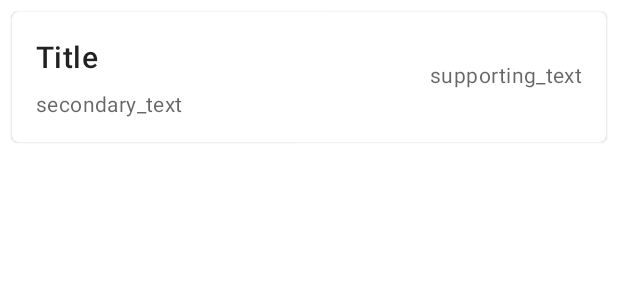
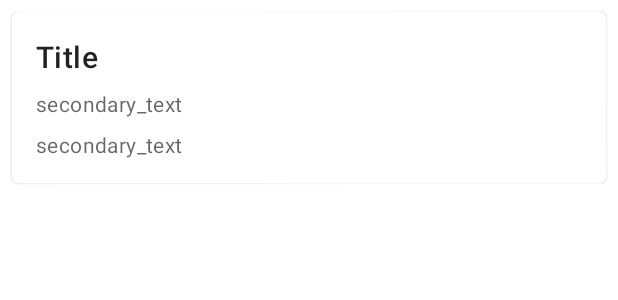
Before and after one commit to HugoISEP/MyCryptoWallet, an Android app: the layout trade_card_item.xml on its own in the app's theme, with its tools: preview values and no code run, on a phone screen of 412 x 824 dp. Shown: the top 300 px of the screen. Run offline under Robolectric (Android 15) with nearby library versions, the phone set to English and light mode, and no system bars.

```diff
--- a/app/src/main/java/com/example/mycryptowallet/ui/trading/TradeRecyclerAdapter.kt
+++ b/app/src/main/java/com/example/mycryptowallet/ui/trading/TradeRecyclerAdapter.kt
@@ -8,6 +8,8 @@ import android.widget.TextView
 import androidx.recyclerview.widget.RecyclerView
 import com.example.mycryptowallet.R
 import com.example.mycryptowallet.model.CryptoOrder
+import java.text.SimpleDateFormat
+import java.util.*
 
 
 class TradeRecyclerAdapter(private val dataSet: List<Pair<CryptoOrder, CryptoOrder>>): RecyclerView.Adapter<TradeRecyclerAdapter.ViewHolder>() {
@@ -27,6 +29,9 @@ class TradeRecyclerAdapter(private val dataSet: List<Pair<CryptoOrder, CryptoOrd
             dataSet[position].first.filledSize,
             dataSet[position].first.market.split("/USD")[0])
 
+        val sdf = SimpleDateFormat("dd/MM/yyyy hh:mm", Locale.FRANCE)
+        holder.itemDateText.text = sdf.format(dataSet[position].second?.createdAt)
+
         val diffPrice = dataSet[position].first.filledSize * (dataSet[position].second.avgFillPrice!! - dataSet[position].first.avgFillPrice!!)
         holder.itemSupportingText.text = String.format("%.2f USD", diffPrice)
         holder.itemSupportingText.setTextColor(if (diffPrice > 0) Color.GREEN else Color.RED)
@@ -38,5 +43,6 @@ class TradeRecyclerAdapter(private val dataSet: List<Pair<CryptoOrder, CryptoOrd
         var itemTitle: TextView = itemView.findViewById(R.id.title)
         var itemSecondaryText: TextView = itemView.findViewById(R.id.secondaryText)
         var itemSupportingText: TextView = itemView.findViewById(R.id.supportingText)
+        var itemDateText: TextView = itemView.findViewById(R.id.date)
     }
 }
--- a/app/src/main/res/layout/trade_card_item.xml
+++ b/app/src/main/res/layout/trade_card_item.xml
@@ -5,7 +5,6 @@
     android:layout_width="match_parent"
     android:layout_height="wrap_content"
     android:layout_margin="8dp">
-
 
     <RelativeLayout
         android:layout_width="match_parent"
@@ -15,8 +14,8 @@
         <LinearLayout
             android:layout_width="match_parent"
             android:layout_height="wrap_content"
+            android:layout_alignParentLeft="true"
             android:orientation="vertical"
-            android:layout_alignParentLeft="true"
             android:padding="16dp">
 
             <TextView
@@ -24,8 +23,8 @@
                 android:layout_width="wrap_content"
                 android:layout_height="wrap_content"
                 android:text="Title"
-                android:textAppearance="?attr/textAppearanceHeadline6"
-                />
+                android:textAppearance="?attr/textAppearanceHeadline6" />
+
             <TextView
                 android:id="@+id/secondaryText"
                 android:layout_width="wrap_content"
@@ -33,8 +32,16 @@
                 android:layout_marginTop="8dp"
                 android:text="secondary_text"
                 android:textAppearance="?attr/textAppearanceBody2"
-                android:textColor="?android:attr/textColorSecondary"
-                />
+                android:textColor="?android:attr/textColorSecondary" />
+
+            <TextView
+                android:id="@+id/date"
+                android:layout_width="wrap_content"
+                android:layout_height="wrap_content"
+                android:layout_marginTop="8dp"
+                android:text="secondary_text"
+                android:textAppearance="?attr/textAppearanceBody2"
+                android:textColor="?android:attr/textColorSecondary" />
 
         </LinearLayout>
         <LinearLayout
@@ -49,7 +56,6 @@
                 android:layout_width="wrap_content"
                 android:layout_height="wrap_content"
                 android:layout_marginTop="16dp"
-                android:text="supporting_text"
                 android:textAppearance="?attr/textAppearanceBody2"
                 android:textColor="?android:attr/textColorSecondary" />
         </LinearLayout>
```
